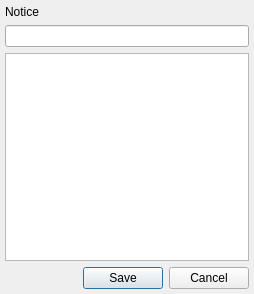
Qt form branches/dev_metacontacts/src/plugins/metacontacts/combinecontactsdialog.ui (vacuum-im/vacuum-im) before a commit.
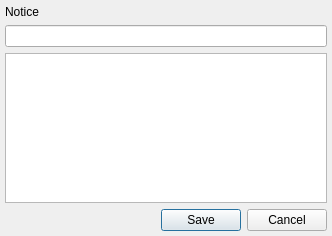
The same form after that commit.

What changed in the file:
```diff
--- a/branches/dev_metacontacts/src/plugins/metacontacts/combinecontactsdialog.ui
+++ b/branches/dev_metacontacts/src/plugins/metacontacts/combinecontactsdialog.ui
@@ -6,8 +6,8 @@
    <rect>
     <x>0</x>
     <y>0</y>
-    <width>254</width>
-    <height>294</height>
+    <width>332</width>
+    <height>236</height>
    </rect>
   </property>
   <property name="windowTitle">
@@ -22,6 +22,9 @@
      <property name="text">
       <string notr="true">Notice</string>
      </property>
+     <property name="textFormat">
+      <enum>Qt::RichText</enum>
+     </property>
     </widget>
    </item>
    <item>
```
Left out of the diff: 5 changed lines with no effect on the pictures.
